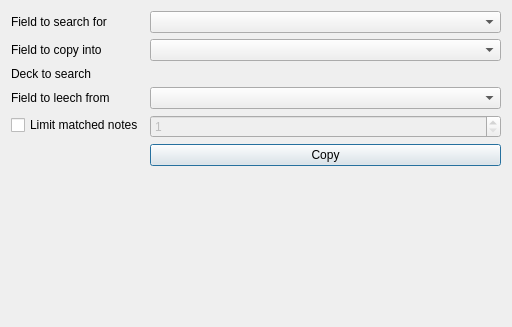
Before: the Qt Designer form designer/form.ui in abdnh/anki-copy-around, drawn with Qt 5.
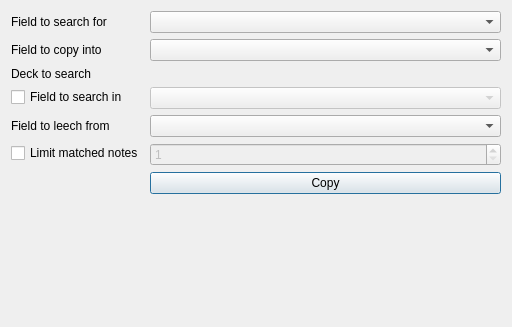
After: the same form once the commit is applied.

Commit message:
Add option to search only in certain fields
Also fix subdecks not being included in the search because we were using
the `did` search filter, which I thought doesn't differ from `deck`.

```diff
--- a/designer/form.ui
+++ b/designer/form.ui
@@ -41,27 +41,27 @@
      </property>
     </widget>
    </item>
-   <item row="3" column="0">
+   <item row="2" column="1">
+    <widget class="QWidget" name="deckChooser" native="true"/>
+   </item>
+   <item row="4" column="0">
     <widget class="QLabel" name="label_4">
      <property name="text">
       <string>Field to leech from</string>
      </property>
     </widget>
    </item>
-   <item row="3" column="1">
+   <item row="4" column="1">
     <widget class="QComboBox" name="copyFromFieldComboBox"/>
    </item>
+   <item row="5" column="0">
+    <widget class="QCheckBox" name="matchedNotesLimitCheckBox">
+     <property name="text">
+      <string>Limit matched notes</string>
+     </property>
+    </widget>
+   </item>
    <item row="5" column="1">
-    <widget class="QPushButton" name="copyButton">
-     <property name="text">
-      <string>Copy</string>
-     </property>
-    </widget>
-   </item>
-   <item row="2" column="1">
-    <widget class="QWidget" name="deckChooser" native="true"/>
-   </item>
-   <item row="4" column="1">
     <widget class="QSpinBox" name="matchedNotesSpinBox">
      <property name="enabled">
       <bool>false</bool>
@@ -71,10 +71,24 @@
      </property>
     </widget>
    </item>
-   <item row="4" column="0">
-    <widget class="QCheckBox" name="matchedNotesLimitCheckBox">
+   <item row="6" column="1">
+    <widget class="QPushButton" name="copyButton">
      <property name="text">
-      <string>Limit matched notes</string>
+      <string>Copy</string>
+     </property>
+    </widget>
+   </item>
+   <item row="3" column="0">
+    <widget class="QCheckBox" name="searchInFieldCheckBox">
+     <property name="text">
+      <string>Field to search in</string>
+     </property>
+    </widget>
+   </item>
+   <item row="3" column="1">
+    <widget class="QComboBox" name="searchInFieldComboBox">
+     <property name="enabled">
+      <bool>false</bool>
      </property>
     </widget>
    </item>
```
The commit also changes 2 other files.
